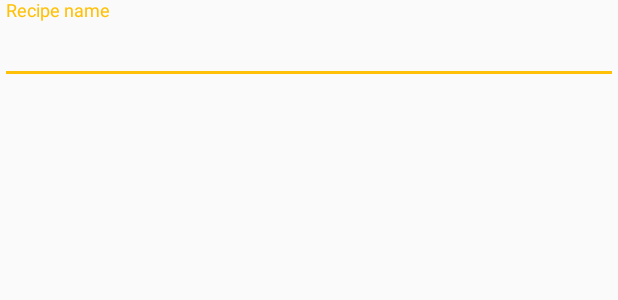
After one commit to Birkbeck/mobile-computing-project-Miroslava958, an Android app: the layout dialog_search.xml on its own in the app's theme, with its tools: preview values and no code run, on a phone screen of 412 x 824 dp. The commit adds this screen. Shown: the top 300 px of the screen. Run offline under Robolectric (Android 15) with nearby library versions, the phone set to English and light mode, and no system bars.

Commit message:
implement the search button

```diff
--- a/app/src/main/res/layout/activity_main.xml
+++ b/app/src/main/res/layout/activity_main.xml
@@ -62,6 +62,7 @@
             android:layout_marginEnd="16dp" />
 
         <ImageButton
+            android:id="@+id/btnSearch"
             android:layout_width="48dp"
             android:layout_height="48dp"
             android:src="@android:drawable/ic_menu_search"
--- /dev/null
+++ b/app/src/main/res/layout/dialog_search.xml
@@ -0,0 +1,12 @@
+<?xml version="1.0" encoding="utf-8"?>
+<com.google.android.material.textfield.TextInputLayout
+    xmlns:android="http://schemas.android.com/apk/res/android"
+    android:layout_width="match_parent"
+    android:layout_height="wrap_content"
+    android:hint="@string/recipe_name">
+    <com.google.android.material.textfield.TextInputEditText
+        android:id="@+id/searchEdit"
+        android:layout_width="match_parent"
+        android:layout_height="wrap_content"
+        android:inputType="text" />
+</com.google.android.material.textfield.TextInputLayout>
--- a/app/src/main/res/values/strings.xml
+++ b/app/src/main/res/values/strings.xml
@@ -46,6 +46,8 @@
     <string name="dessert_icon_desc">Dessert icon</string>
     <string name="others_icon_desc">Others icon</string>
 
+    <string name="empty_hint">No recipes yet</string>
+
     <!-- List categories -->
     <string name="breakfast_title">BREAKFAST</string>
     <string name="brunch_title">BRUNCH</string>
```
Also changed, not shown: app/src/main/java/com/miroslava958/culinarycompanion/MainActivity.kt (+35 -4 lines), app/src/main/java/com/miroslava958/culinarycompanion/ui/CategoriesTemplateActivity.kt (+17 -19 lines).
